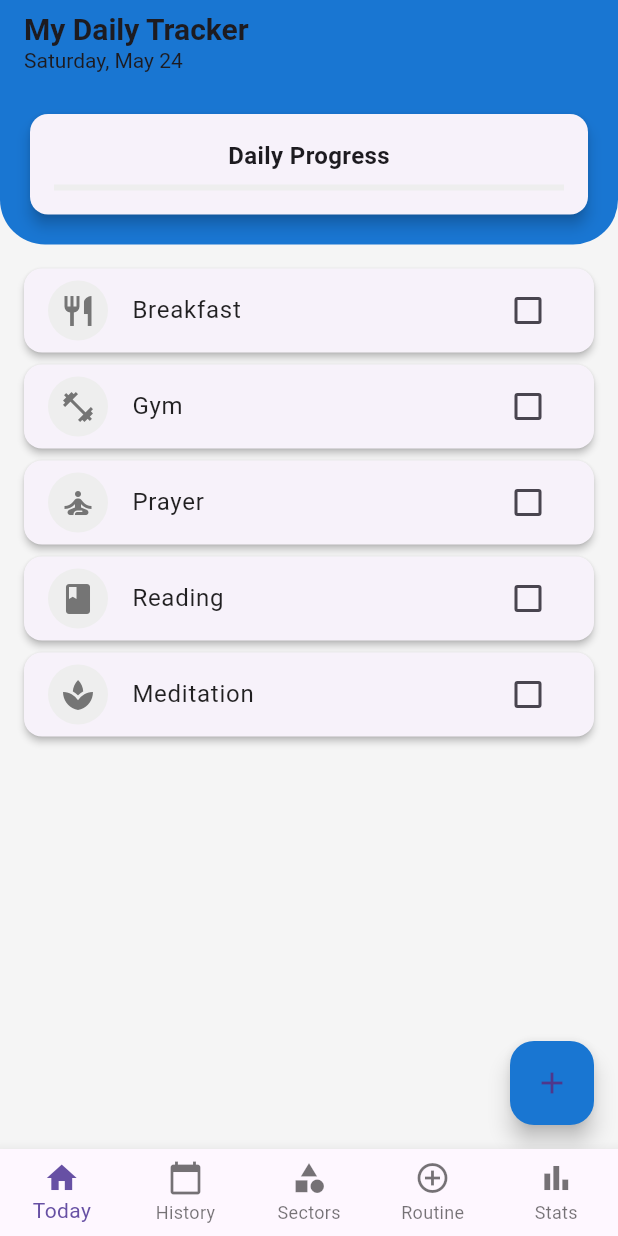
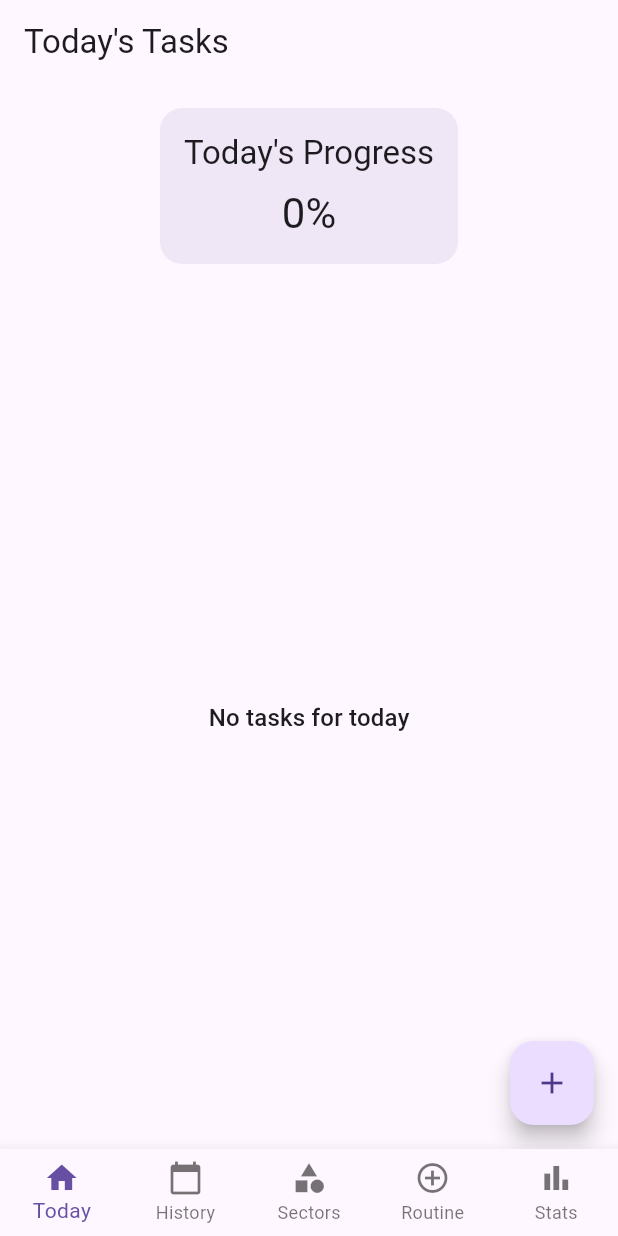
Before and after one commit to naamiahmed/Life-Traker, a Flutter app: the screen it shows after launch, after a tap on "Continue", on a phone screen of 412 x 824 dp. Run offline on Flutter 3.47's test engine with Material 3 defaults, Android fonts, the phone set to English and light mode, and no system bars; our stand-ins replace fl_chart, google_fonts, hive, hive_flutter; accounts and stored records are empty.

Commit message:
Enhance TaskModel and TaskService; add scheduledTime and description fields, implement task management features, and improve sector progress tracking in UI

```diff
--- a/life_tracker/lib/models/TaskModel.dart
+++ b/life_tracker/lib/models/TaskModel.dart
@@ -1,6 +1,7 @@
+import 'package:flutter/material.dart';
 import 'package:hive/hive.dart';
 
-part 'TaskModel.g.dart'; // Generated file
+part 'TaskModel.g.dart';
 
 @HiveType(typeId: 0)
 class TaskModel extends HiveObject {
@@ -13,5 +14,21 @@ class TaskModel extends HiveObject {
   @HiveField(2)
   bool isDone;
 
-  TaskModel({required this.name, required this.sector, this.isDone = false});
+  @HiveField(3)
+  DateTime date;
+
+  @HiveField(4)
+  String? description;
+
+  @HiveField(5)
+  TimeOfDay? scheduledTime;
+
+  TaskModel({
+    required this.name,
+    required this.sector,
+    required this.date,
+    this.isDone = false,
+    this.description,
+    this.scheduledTime,
+  });
 }
--- a/life_tracker/lib/screens/Home.dart
+++ b/life_tracker/lib/screens/Home.dart
@@ -1,5 +1,8 @@
 import 'package:flutter/material.dart';
 import 'package:intl/intl.dart';
+import 'package:life_tracker/models/TaskModel.dart';
+import 'package:life_tracker/screens/Routine.dart';
+import 'package:life_tracker/services/TaskService.dart';
 
 class HomePage extends StatefulWidget {
   const HomePage({Key? key}) : super(key: key);
@@ -9,106 +12,106 @@ class HomePage extends StatefulWidget {
 }
 
 class _HomePageState extends State<HomePage> {
-  final Map<String, bool> _tasks = {
-    'Breakfast': false,
-    'Gym': false,
-    'Prayer': false,
-    'Reading': false,
-    'Meditation': false,
-  };
+  final TaskService _taskService = TaskService();
+  List<TaskModel> _todaysTasks = [];
+  double _completionPercentage = 0.0;
+  bool _isLoading = true;
+
+  @override
+  void initState() {
+    super.initState();
+    _loadData();
+  }
+
+  Future<void> _loadData() async {
+    setState(() => _isLoading = true);
+    try {
+      final tasks = await _taskService.getTodaysTasks();
+      final completion = await _taskService.getTodaysCompletion();
+
+      setState(() {
+        _todaysTasks = tasks;
+        _completionPercentage = completion;
+        _isLoading = false;
+      });
+    } catch (e) {
+      setState(() => _isLoading = false);
+      // Handle error appropriately
+    }
+  }
 
   @override
   Widget build(BuildContext context) {
     return Scaffold(
-      backgroundColor: Colors.grey[100],
       appBar: AppBar(
+        title: const Text('Today\'s Tasks'),
         elevation: 0,
-        backgroundColor: Colors.blue[700],
-        title: Column(
-          crossAxisAlignment: CrossAxisAlignment.start,
+      ),
+      body: _isLoading
+          ? const Center(child: CircularProgressIndicator())
+          : Column(
               children: [
-            const Text(
-              'My Daily Tracker',
-              style: TextStyle(fontSize: 20, fontWeight: FontWeight.bold),
+                // Progress Card
+                Container(
+                  margin: const EdgeInsets.all(16),
+                  padding: const EdgeInsets.all(16),
+                  decoration: BoxDecoration(
+                    color: Theme.of(context).primaryColor.withOpacity(0.1),
+                    borderRadius: BorderRadius.circular(15),
                   ),
+                  child: Column(
+                    mainAxisSize: MainAxisSize.min,
+                    children: [
                       Text(
-              DateFormat('EEEE, MMMM d').format(DateTime.now()),
-              style: const TextStyle(fontSize: 14),
+                        'Today\'s Progress',
+                        style: Theme.of(context).textTheme.titleLarge,
+                      ),
+                      const SizedBox(height: 8),
+                      Text(
+                        '${_completionPercentage.toStringAsFixed(0)}%',
+                        style: Theme.of(context).textTheme.headlineMedium,
                       ),
                     ],
                   ),
                 ),
-      body: Column(
-        children: [
-          Container(
-            padding: const EdgeInsets.all(16),
-            decoration: BoxDecoration(
-              color: Colors.blue[700],
-              borderRadius: const BorderRadius.only(
-                bottomLeft: Radius.circular(30),
-                bottomRight: Radius.circular(30),
+
+                // Tasks List
+                Expanded(
+                  child: _todaysTasks.isEmpty
+                      ? Center(
+                          child: Text(
+                            'No tasks for today',
+                            style: Theme.of(context).textTheme.titleMedium,
+                          ),
+                        )
+                      : ListView.builder(
+                          padding: const EdgeInsets.symmetric(horizontal: 16),
+                          itemCount: _todaysTasks.length,
+                          itemBuilder: (context, index) {
+                            final task = _todaysTasks[index];
+                            return Card(
+                              margin: const EdgeInsets.only(bottom: 8),
+                              child: ListTile(
+                                title: Text(
+                                  task.name,
+                                  style: TextStyle(
+                                    decoration:
+                                        task.isDone ? TextDecoration.lineThrough : null,
                                   ),
                                 ),
-            child: Row(
-              children: [
-                Expanded(
-                  child: Card(
-                    elevation: 4,
-                    child: Padding(
-                      padding: const EdgeInsets.all(16),
-                      child: Column(
-                        children: [
-                          const Text(
-                            'Daily Progress',
-                            style: TextStyle(
-                              fontSize: 16,
-                              fontWeight: FontWeight.bold,
+                                subtitle: Text(task.sector),
+                                leading: Icon(
+                                  _getIconForTask(task.sector),
+                                  color: Theme.of(context).primaryColor,
                                 ),
-                          ),
-                          const SizedBox(height: 8),
-                          LinearProgressIndicator(
-                            value: _tasks.values.where((v) => v).length / _tasks.length,
-                            backgroundColor: Colors.grey[200],
-                            valueColor: AlwaysStoppedAnimation<Color>(Colors.green[400]!),
-                          ),
-                        ],
-                      ),
-                    ),
-                  ),
-                ),
-              ],
-            ),
-          ),
-          Expanded(
-            child: ListView.builder(
-              padding: const EdgeInsets.all(16),
-              itemCount: _tasks.length,
-              itemBuilder: (context, index) {
-                final task = _tasks.keys.elementAt(index);
-                return Card(
-                  elevation: 2,
-                  margin: const EdgeInsets.only(bottom: 8),
-                  child: CheckboxListTile(
-                    title: Text(
-                      task,
-                      style: TextStyle(
-                        decoration: _tasks[task]! ? TextDecoration.lineThrough : null,
-                        color: _tasks[task]! ? Colors.grey : Colors.black87,
-                      ),
-                    ),
-                    value: _tasks[task],
-                    activeColor: Colors.blue[700],
-                    onChanged: (bool? value) {
-                      setState(() {
-                        _tasks[task] = value!;
-                      });
+                                trailing: Checkbox(
+                                  value: task.isDone,
+                                  onChanged: (bool? value) async {
+                                    if (value != null) {
+                                      await _taskService.updateTaskStatus(task, value);
+                                      _loadData();
+                                    }
                                   },
-                    secondary: CircleAvatar(
-                      backgroundColor: _tasks[task]! ? Colors.green[100] : Colors.grey[200],
-                      child: Icon(
-                        _getIconForTask(task),
-                        color: _tasks[task]! ? Colors.green : Colors.grey[600],
-                      ),
                                 ),
                               ),
                             );
@@ -118,29 +121,33 @@ class _HomePageState extends State<HomePage> {
               ],
             ),
       floatingActionButton: FloatingActionButton(
-        onPressed: () {
-          // Add new task functionality
+        onPressed: () async {
+          // Navigate to add task page
+          final result = await Navigator.push(
+            context,
+            MaterialPageRoute(builder: (context) => const AddEditRoutinePage()),
+          );
+          if (result == true) {
+            _loadData();
+          }
         },
-        backgroundColor: Colors.blue[700],
         child: const Icon(Icons.add),
       ),
     );
   }
 
-  IconData _getIconForTask(String task) {
-    switch (task.toLowerCase()) {
-      case 'breakfast':
-        return Icons.restaurant;
+  IconData _getIconForTask(String sector) {
+    switch (sector.toLowerCase()) {
+      case 'diet':
+        return Icons.restaurant_menu;
       case 'gym':
         return Icons.fitness_center;
-      case 'prayer':
-        return Icons.self_improvement;
-      case 'reading':
-        return Icons.book;
-      case 'meditation':
-        return Icons.spa;
+      case 'finance':
+        return Icons.account_balance_wallet;
+      case 'sleep':
+        return Icons.nightlight_round;
       default:
-        return Icons.check_circle;
+        return Icons.check_circle_outline;
     }
   }
 }
--- /dev/null
+++ b/life_tracker/lib/services/TaskService.dart
@@ -0,0 +1,87 @@
+import 'package:hive_flutter/hive_flutter.dart';
+import 'package:flutter/material.dart';
+import '../models/TaskModel.dart';
+
+class TaskService {
+  static const String _boxName = 'tasks';
+
+  // Get or create box
+  Future<Box<TaskModel>> get _box async {
+    if (!Hive.isBoxOpen(_boxName)) {
+      await Hive.openBox<TaskModel>(_boxName);
+    }
+    return Hive.box<TaskModel>(_boxName);
+  }
+
+  // Add a new task with error handling
+  Future<bool> addTask(TaskModel task) async {
+    try {
+      final box = await _box;
+      await box.add(task);
+      return true;
+    } catch (e) {
+      print('Error saving task: $e'); // For debugging
+      return false;
+    }
+  }
+
+  // Get today's tasks
+  Future<List<TaskModel>> getTodaysTasks() async {
+    final box = await _box;
+    final now = DateTime.now();
+    return box.values.where((task) =>
+      task.date.year == now.year &&
+      task.date.month == now.month &&
+      task.date.day == now.day
+    ).toList();
+  }
+
+  // Get today's completion percentage
+  Future<double> getTodaysCompletion() async {
+    final tasks = await getTodaysTasks();
+    if (tasks.isEmpty) return 0.0;
+    final completedTasks = tasks.where((task) => task.isDone).length;
+    return (completedTasks / tasks.length) * 100;
+  }
+
+  // Update task status
+  Future<void> updateTaskStatus(TaskModel task, bool isDone) async {
+    task.isDone = isDone;
+    await task.save();
+  }
+
+  // Get sector completion rates
+  Future<Map<String, double>> getSectorCompletionRates() async {
+    final box = await _box;
+    final tasks = box.values.toList();
+
+    if (tasks.isEmpty) {
+      return {
+        'Diet': 0.0,
+        'Gym': 0.0,
+        'Finance': 0.0,
+        'Sleep': 0.0,
+      };
+    }
+
+    Map<String, List<TaskModel>> tasksBySector = {};
+    for (var task in tasks) {
+      if (!tasksBySector.containsKey(task.sector)) {
+        tasksBySector[task.sector] = [];
+      }
+      tasksBySector[task.sector]!.add(task);
+    }
+
+    Map<String, double> completionRates = {};
+    tasksBySector.forEach((sector, sectorTasks) {
+      if (sectorTasks.isEmpty) {
+        completionRates[sector] = 0.0;
+      } else {
+        final completed = sectorTasks.where((task) => task.isDone).length;
+        completionRates[sector] = completed / sectorTasks.length;
+      }
+    });
+
+    return completionRates;
+  }
+}
```
Also changed, not shown: life_tracker/lib/screens/Routine.dart (+32 -4 lines), life_tracker/lib/screens/Sector.dart (+100 -37 lines), life_tracker/lib/models/TaskModel.g.dart. Lines whose indentation alone changed are shown as unchanged.
